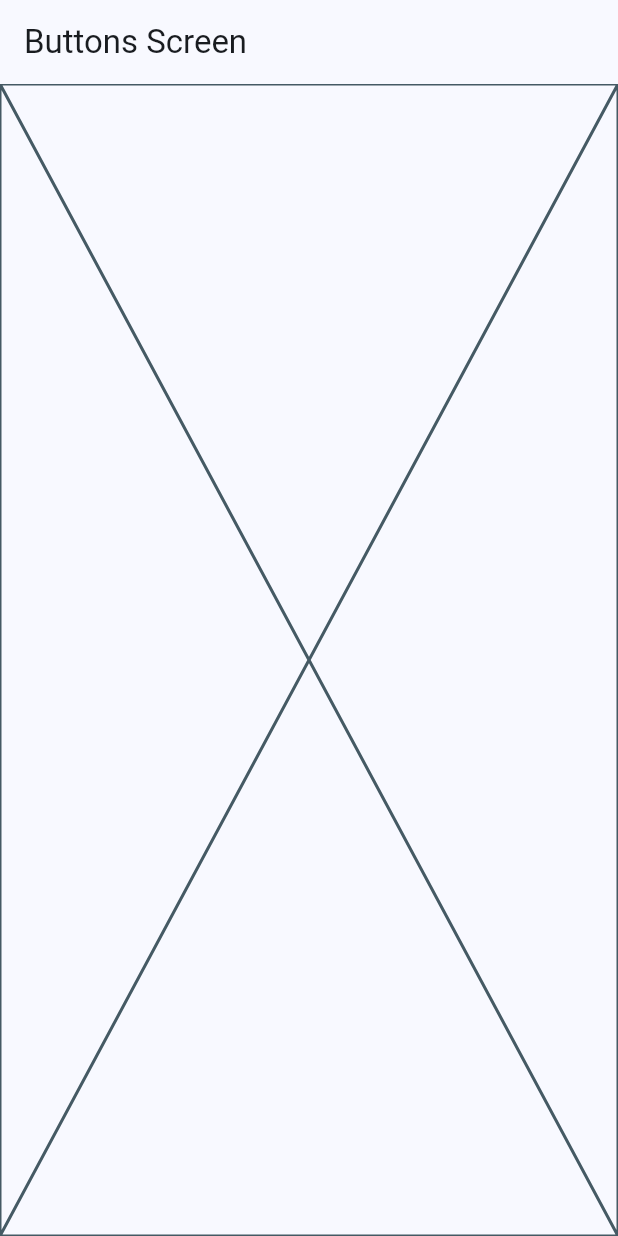
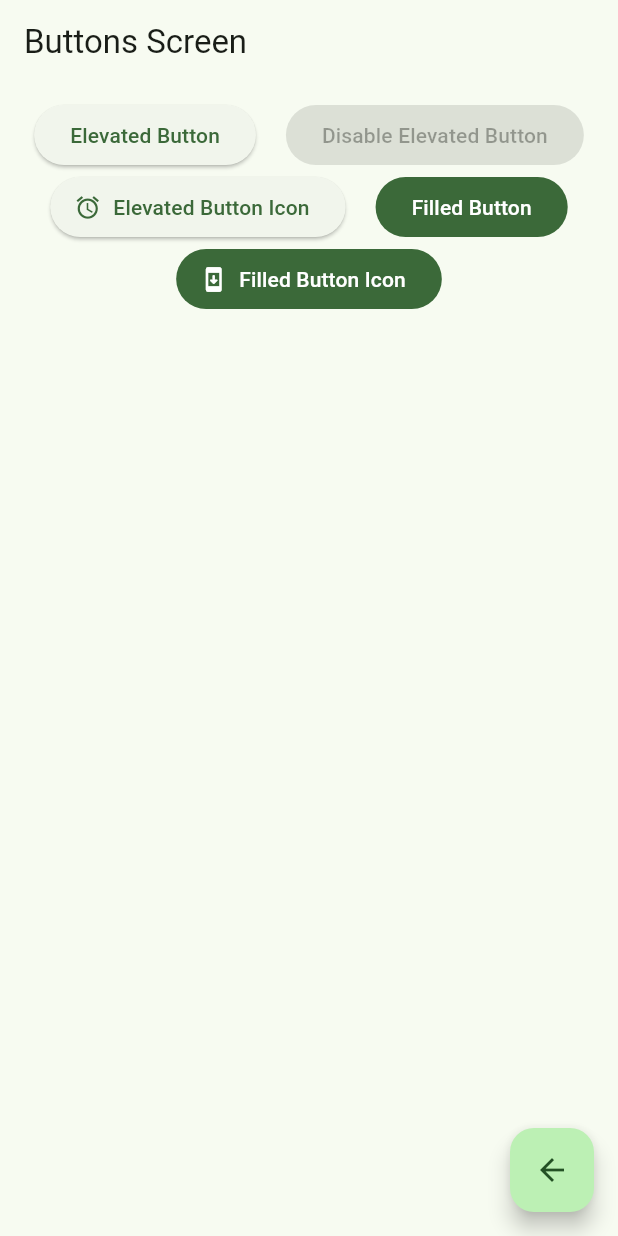
Before and after one commit to XamalionDev71/e301_moviles, a Flutter app: the ButtonsScreen screen opened by its route, on a phone screen of 412 x 824 dp. Run offline on Flutter 3.47's test engine with Material 3 defaults, Android fonts, the light colour scheme and no system bars; our stand-ins replace go_router.

Commit message:
commit 4 28Mar2025

```diff
--- a/lib/config/router/app_router.dart
+++ b/lib/config/router/app_router.dart
@@ -5,14 +5,17 @@ final appRouter = GoRouter(
   routes: [
     GoRoute(
       path: '/',
+      name: HomeScreen.name,
       builder: (context, state) => HomeScreen(),
     ),
     GoRoute(
       path: '/botones',
+      name: ButtonsScreen.name,
       builder: (context, state) => ButtonsScreen(),
     ),
     GoRoute(
       path: '/tarjetas',
+      name: CardsScreen.name,
       builder: (context, state) => CardsScreen(),
     ),
   ]
--- a/lib/main.dart
+++ b/lib/main.dart
@@ -15,7 +15,7 @@ class MyApp extends StatelessWidget {
     return MaterialApp.router(
       routerConfig: appRouter,
       debugShowCheckedModeBanner: false,
-      theme: AppTheme(selectColor: 0).getTheme(),
+      theme: AppTheme(selectColor: 1).getTheme(),
     );
   }
 }
--- a/lib/presentation/screens/buttons/buttons_screen.dart
+++ b/lib/presentation/screens/buttons/buttons_screen.dart
@@ -1,15 +1,64 @@
 import 'package:flutter/material.dart';
+import 'package:go_router/go_router.dart';
 
 class ButtonsScreen extends StatelessWidget {
+  static const String name = 'buttons_screen';
+
   const ButtonsScreen({super.key});
 
   @override
   Widget build(BuildContext context) {
     return Scaffold(
-      appBar: AppBar(
-        title: Text('Buttons Screen'),
+      appBar: AppBar(title: Text('Buttons Screen')),
+      body: _ButtonsView(),
+      floatingActionButton: FloatingActionButton(
+        onPressed: () {
+          context.pop();
+        },
+        child: Icon(Icons.arrow_back),
       ),
-      body: Placeholder(),
     );
   }
 }
+
+class _ButtonsView extends StatelessWidget {
+  const _ButtonsView();
+
+  @override
+  Widget build(BuildContext context) {
+    return SizedBox(
+      width: double.infinity,
+      child: Padding(
+        padding: const EdgeInsets.symmetric(horizontal: 20,vertical: 10),
+        child: Wrap(
+          spacing: 20,
+          alignment: WrapAlignment.center,
+          children: [
+            ElevatedButton(
+              onPressed: (){},
+              child: Text('Elevated Button')
+            ),
+            ElevatedButton(
+              onPressed: null,
+              child: Text('Disable Elevated Button')
+            ),
+            ElevatedButton.icon(
+              onPressed: (){},
+              label: Text('Elevated Button Icon'),
+              icon: Icon(Icons.alarm)
+            ),
+            FilledButton(
+              onPressed: (){},
+              child: Text('Filled Button'),
+            ),
+            FilledButton.icon(
+              onPressed: (){},
+              label: Text('Filled Button Icon'),
+              icon: Icon(Icons.system_security_update_rounded),
+              ),
+          ],
+        ),
+      ),
+    );
+  }
+}
--- a/lib/presentation/screens/cards/cards_screen.dart
+++ b/lib/presentation/screens/cards/cards_screen.dart
@@ -1,6 +1,8 @@
 import 'package:flutter/material.dart';
 
 class CardsScreen extends StatelessWidget {
+  static const String name = 'cards_screen';
+
   const CardsScreen({super.key});
 
   @override
--- a/lib/presentation/screens/home/home_screen.dart
+++ b/lib/presentation/screens/home/home_screen.dart
@@ -1,8 +1,11 @@
 import 'package:e301_moviles/config/menu/menu_item.dart';
+import 'package:e301_moviles/presentation/screens/buttons/buttons_screen.dart';
 import 'package:flutter/material.dart';
 import 'package:go_router/go_router.dart';
 
 class HomeScreen extends StatelessWidget {
+  static const String name = 'home_screen';
+
   const HomeScreen({super.key});
 
   @override
@@ -46,6 +49,7 @@ class _CustomListTile extends StatelessWidget {
       trailing: Icon(Icons.arrow_forward_ios_rounded),
       onTap: () {
         context.push(menuItem.link);
+        //context.pushNamed(ButtonsScreen.name);
       },
     );
   }
```
